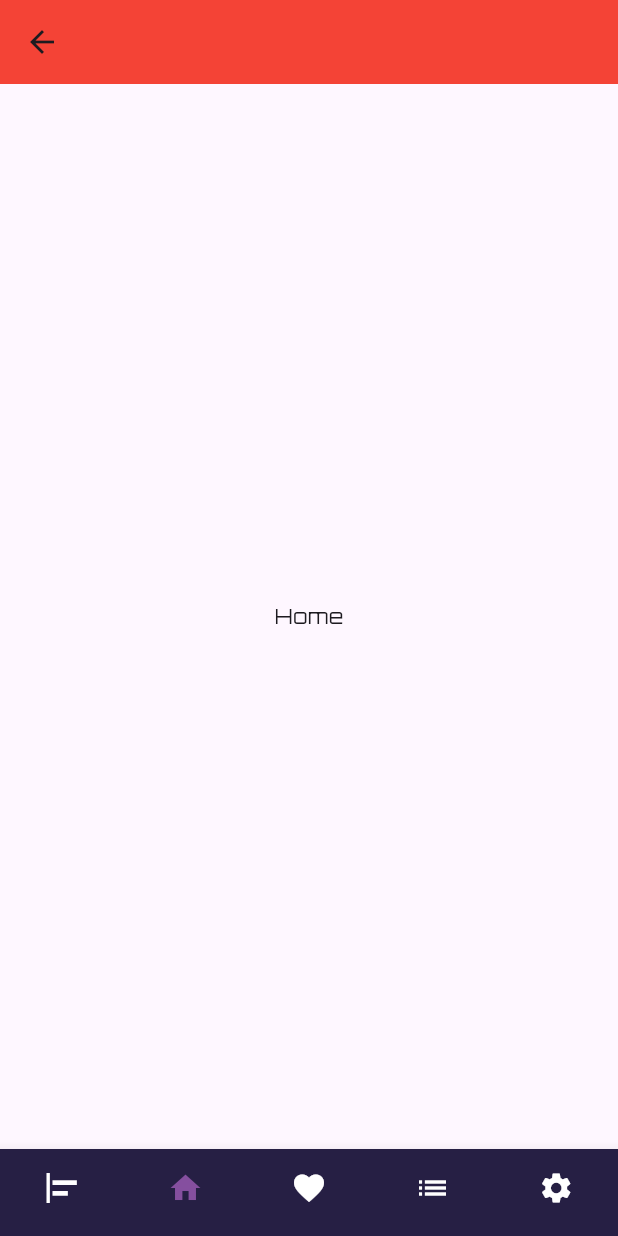
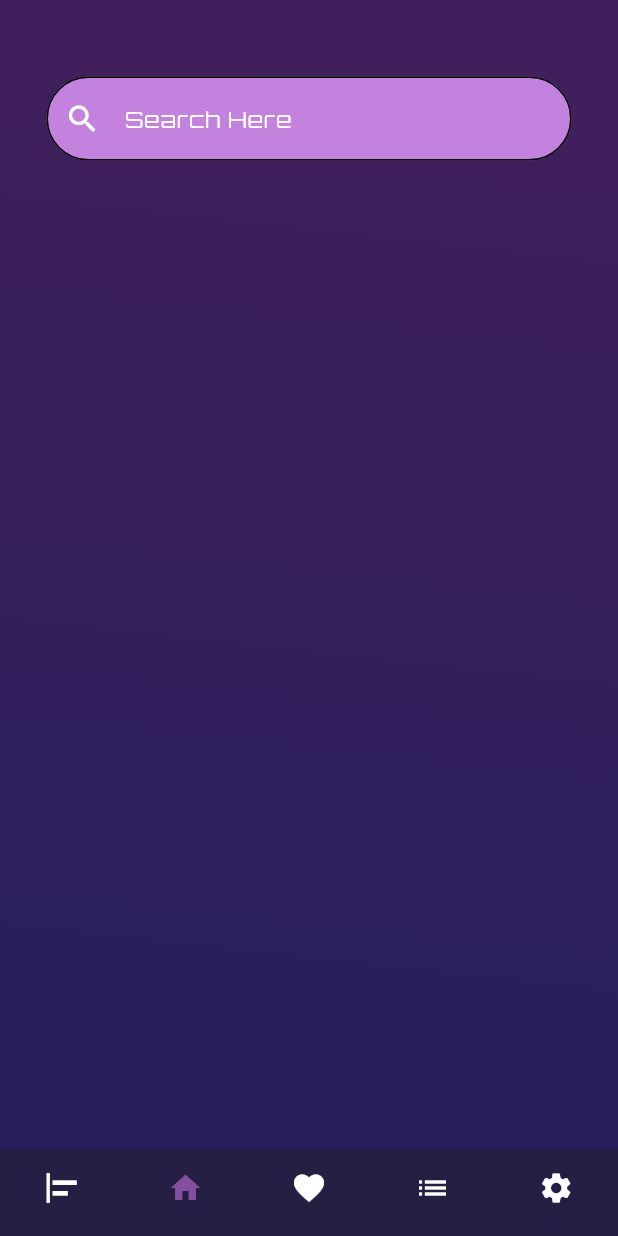
Before and after one commit to EngMohamed3382/music_app, a Flutter app: the MainHomeScreen screen opened by its route, item 2 of the bottom bar chosen, on a phone screen of 412 x 824 dp. Run offline on Flutter 3.47's test engine with Material 3 defaults, Android fonts, the phone set to English and light mode, and no system bars.

Commit message:
Part 16 design Home Page Part 6 Make Custom Button Text Field

```diff
--- a/lib/core/resources/color_managers.dart
+++ b/lib/core/resources/color_managers.dart
@@ -8,5 +8,6 @@ class ColorManagers {
   static const Color kLight2Blue = Color(0xff2f5d9a);
   static const Color kLight3Blue = Color(0xff3097c5);
   static const Color kThirdPrimaryColor = Color(0xff854f9f);
+  static const Color kDarkBlue = Color(0xff261f5c);
 
 }
--- a/lib/features/main_home/screens/home_page.dart
+++ b/lib/features/main_home/screens/home_page.dart
@@ -1,16 +1,34 @@
 import 'package:flutter/material.dart';
+import 'package:music_app/core/resources/alignment_managers.dart';
+import 'package:music_app/core/resources/color_managers.dart';
+import 'package:music_app/features/main_home/widgets/custom_text_field_home_page.dart';
 
 class HomePage extends StatelessWidget {
   const HomePage({super.key});
 
   @override
   Widget build(BuildContext context) {
-    return Scaffold(
-      appBar: AppBar(
-        backgroundColor: Colors.red,
-      ),
-      body: Center(
-        child: Text("Home"),
+    return SafeArea(
+      child: Container(
+        decoration: BoxDecoration(
+          gradient: LinearGradient(
+              begin: Alignment(
+                  AlignmentManagersX.x0_20, AlignmentManagersY.y_0_98),
+              end: Alignment(
+                  AlignmentManagersX.x_0_20, AlignmentManagersY.y0_98),
+              colors: [
+            ColorManagers.kPrimaryColor, ColorManagers.kDarkBlue
+          ])
+        ),
+        child: Column(
+          children: [
+            Padding(
+              padding: const EdgeInsets.only(top: 51,
+              right: 31, left: 31),
+              child: CustomTextFieldHomePage(),
+            )
+          ],
+        ),
       ),
     );
   }
--- /dev/null
+++ b/lib/features/main_home/widgets/custom_text_field_home_page.dart
@@ -0,0 +1,27 @@
+import 'package:flutter/material.dart';
+import 'package:music_app/core/resources/color_managers.dart';
+
+class CustomTextFieldHomePage extends StatelessWidget {
+  const CustomTextFieldHomePage({
+    super.key,
+  });
+
+  @override
+  Widget build(BuildContext context) {
+    return TextField(
+      decoration: InputDecoration(
+          hintText: "Search Here",
+          hintStyle: TextStyle(color: ColorManagers.kWhite, fontSize: 15),
+          prefixIcon: Icon(Icons.search, color: ColorManagers.kWhite,),
+          filled: true,
+          fillColor: Color(0xffc382de),
+          border: OutlineInputBorder(
+              borderRadius: BorderRadius.circular(50)
+          ),
+          enabledBorder: OutlineInputBorder(
+              borderRadius: BorderRadius.circular(50)
+          )
+      ),
+    );
+  }
+}
```
